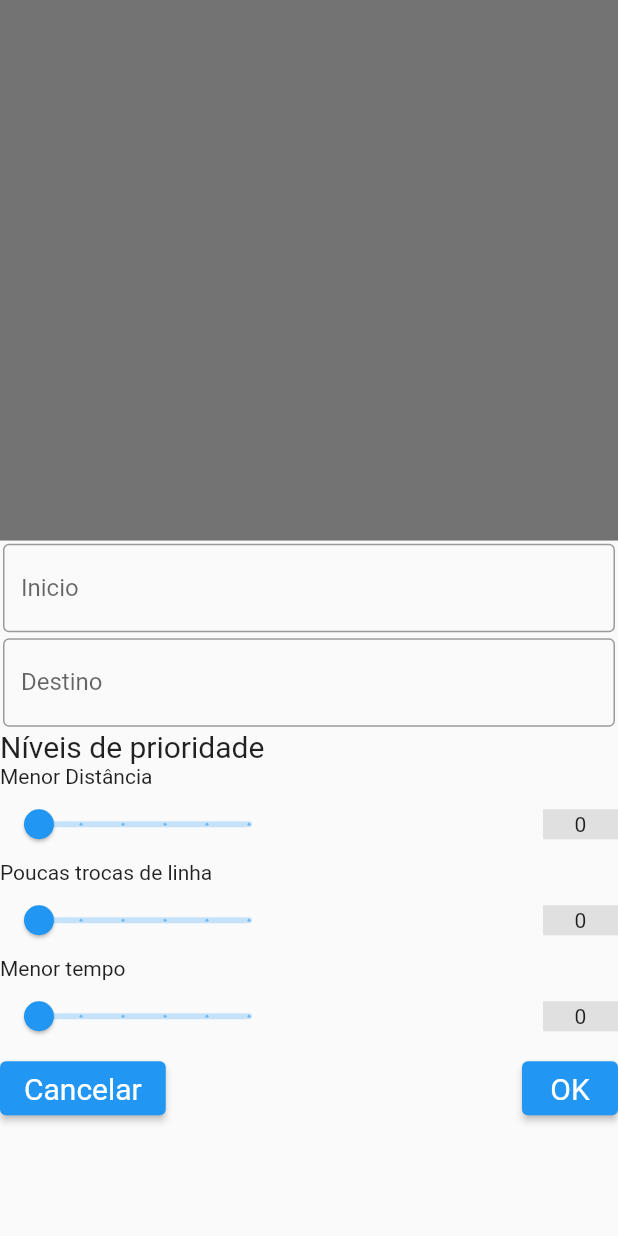
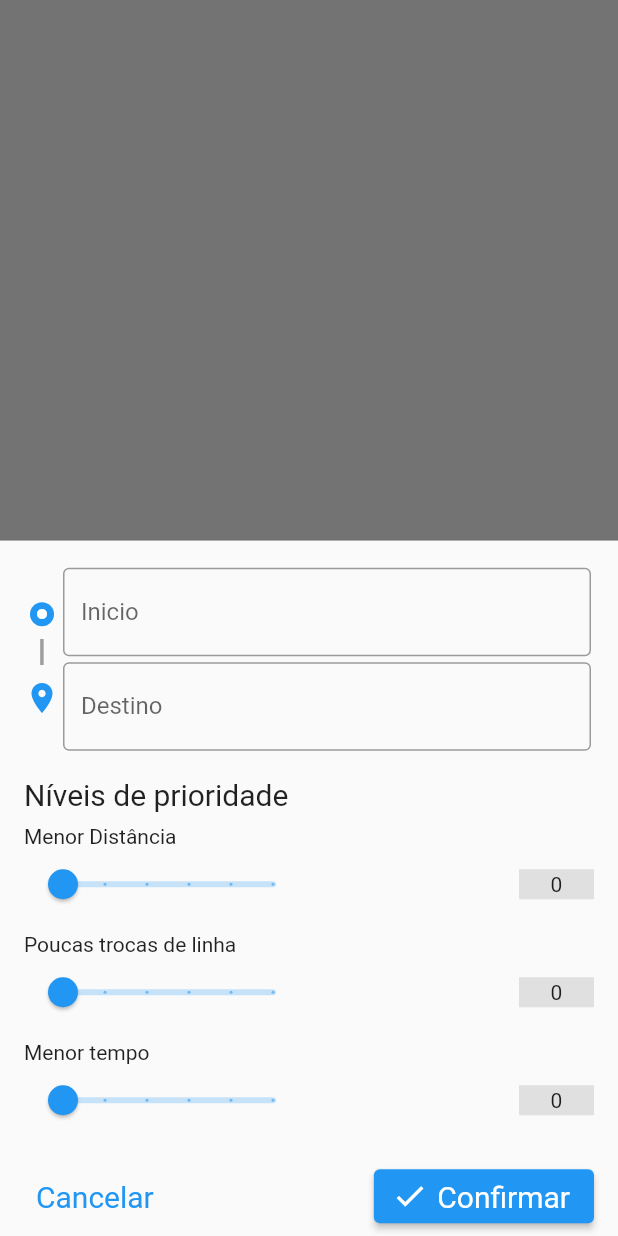
Before and after one commit to SantanaCosta/Route-Search, a Flutter app: the RoutesPage widget shown alone on an empty page, opened directly, after a tap on the "route" icon, on a phone screen of 412 x 824 dp. Run offline on Flutter 3.47's test engine with Material 2 defaults, Android fonts, the phone set to English and light mode, and no system bars; our stand-ins replace dio, firebase_core, firebase_database, flutter_bloc; accounts and stored records are empty; Roboto replaces fonts that are missing (Arial).

Commit message:
Melhorias estéticas

```diff
--- a/route_search/lib/view/routes_page.dart
+++ b/route_search/lib/view/routes_page.dart
@@ -118,19 +118,52 @@ class _RoutesPageState extends State<RoutesPage> {
               enableDrag: false,
               onClosing: () {},
               builder: (BuildContext context) {
-                return Column(
+                return Padding(
+                  padding: const EdgeInsets.all(16.0),
+                  child: Column(
                     children: [
                       _handleTextFields(),
+                      const SizedBox(height: 16.0),
                       _handleSliders(),
+                      const SizedBox(height: 16.0),
                       _handleButtons(context)
                     ],
+                  ),
                 );
               });
         });
   }
 
   Widget _handleTextFields() {
-    return Column(
+    return Row(
+      children: [
+        Column(
+          children: const [
+            Align(
+              alignment: Alignment.bottomCenter,
+              child: CircleAvatar(
+                backgroundColor: Colors.blue,
+                radius: 8.0,
+                child: Icon(Icons.circle, color: Colors.white, size: 8.0),
+                foregroundColor: Colors.blue,
+              ),
+            ),
+            SizedBox(height: 4.0),
+            Align(
+              alignment: Alignment.center,
+              child: Text("I",
+                  style: TextStyle(
+                      color: Colors.grey, fontSize: 24.0, fontFamily: "Arial")),
+            ),
+            SizedBox(height: 4.0),
+            Align(
+              alignment: Alignment.topCenter,
+              child: Icon(Icons.location_on, color: Colors.blue),
+            ),
+          ],
+        ),
+        Expanded(
+          child: Column(
             children: [
               Padding(
                 padding: EdgeInsets.all(2.0),
@@ -153,6 +186,9 @@ class _RoutesPageState extends State<RoutesPage> {
                 ),
               ),
             ],
+          ),
+        ),
+      ],
     );
   }
 
@@ -162,7 +198,6 @@ class _RoutesPageState extends State<RoutesPage> {
     final _trocasLinhasValueNotifier =
         ValueNotifier<double>(_linhasSliderValue);
     final _tempoValueNotifier = ValueNotifier<double>(_tempoSliderValue);
-
     return Column(
       crossAxisAlignment: CrossAxisAlignment.start,
       children: [
@@ -170,6 +205,7 @@ class _RoutesPageState extends State<RoutesPage> {
           "Níveis de prioridade",
           style: TextStyle(fontSize: 20),
         ),
+        const SizedBox(height: 8.0),
         const Text(
           "Menor Distância",
           style: TextStyle(fontSize: 14),
@@ -207,6 +243,7 @@ class _RoutesPageState extends State<RoutesPage> {
             )
           ],
         ),
+        const SizedBox(height: 8.0),
         const Text(
           "Poucas trocas de linha",
           style: TextStyle(fontSize: 14),
@@ -244,6 +281,7 @@ class _RoutesPageState extends State<RoutesPage> {
             )
           ],
         ),
+        const SizedBox(height: 8.0),
         const Text(
           "Menor tempo",
           style: TextStyle(fontSize: 14),
@@ -291,15 +329,15 @@ class _RoutesPageState extends State<RoutesPage> {
       return Row(
         mainAxisAlignment: MainAxisAlignment.spaceBetween,
         children: [
-          ElevatedButton(
-            style: ElevatedButton.styleFrom(
-                textStyle: const TextStyle(fontSize: 20)),
+          TextButton(
+            style:
+                TextButton.styleFrom(textStyle: const TextStyle(fontSize: 20)),
             onPressed: () {
               Navigator.of(context).pop();
             },
             child: const Text('Cancelar'),
           ),
-          ElevatedButton(
+          ElevatedButton.icon(
             style: ElevatedButton.styleFrom(
                 textStyle: const TextStyle(fontSize: 20)),
             onPressed: () async {
@@ -319,7 +357,8 @@ class _RoutesPageState extends State<RoutesPage> {
                   oldValue);
               _lists.add(result);
             },
-            child: const Text('OK'),
+            icon: const Icon(Icons.check),
+            label: const Text('Confirmar'),
           ),
         ],
       );
```
Lines whose indentation alone changed are shown as unchanged.
